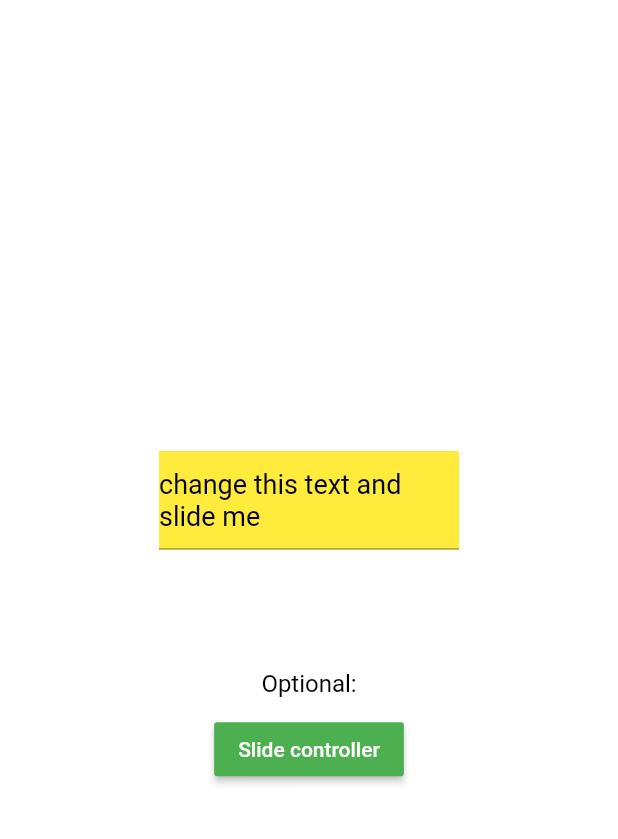
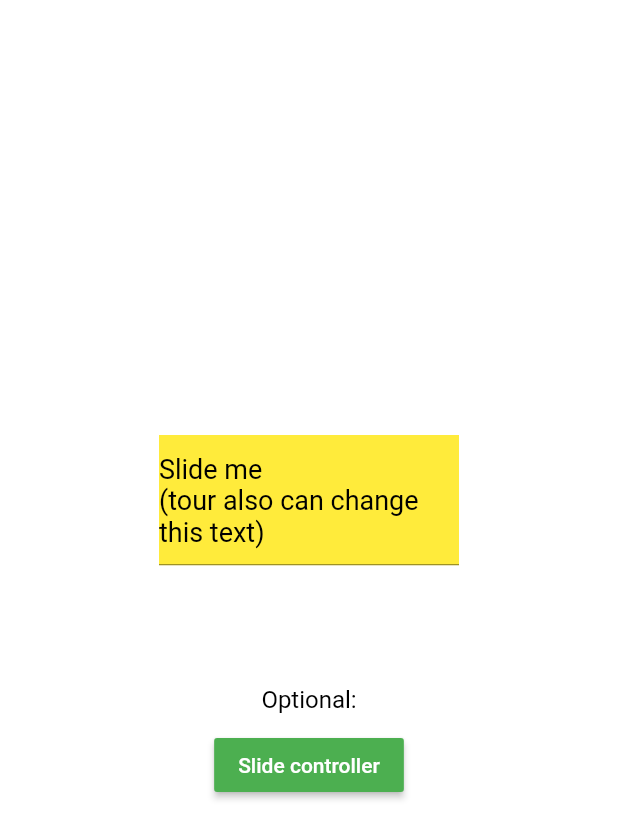
Before and after one commit to MXilian/simple_slidable_flutter, a Flutter app: the screen it shows after launch, on a phone screen of 412 x 824 dp. Shown: the top 839 px of the screen. Run offline on Flutter 3.47's test engine with Material 2 defaults, Android fonts, the phone set to English and light mode, and no system bars; statements that could not run were skipped.

Commit message:
update example

```diff
--- a/lib/main.dart
+++ b/lib/main.dart
@@ -8,7 +8,7 @@ void main() {
 
 class SimpleSladableExample extends StatelessWidget {
   final SlideController slideController = SlideController();
-  final _contr = TextEditingController(text: 'change this text and slide me');
+  final _contr = TextEditingController(text: 'Slide me' + '\n' + '(tour also can change this text)');
 
   @override
   Widget build(BuildContext context) {
```
